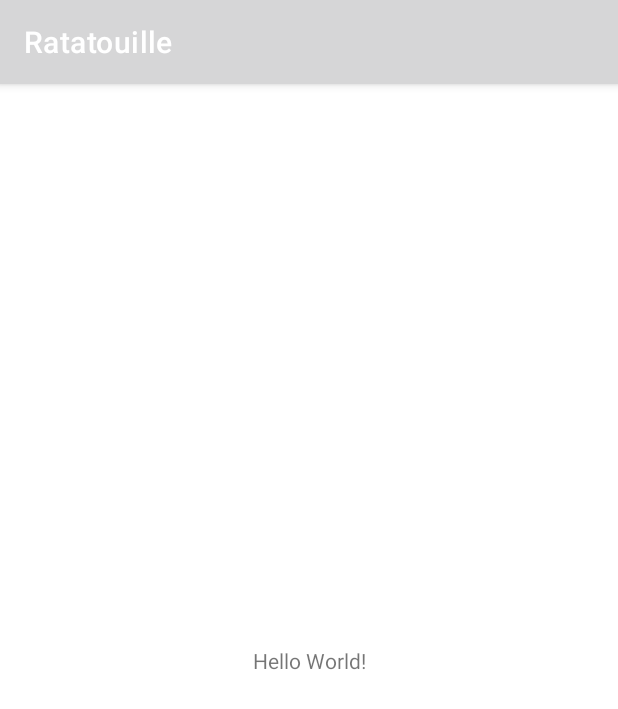
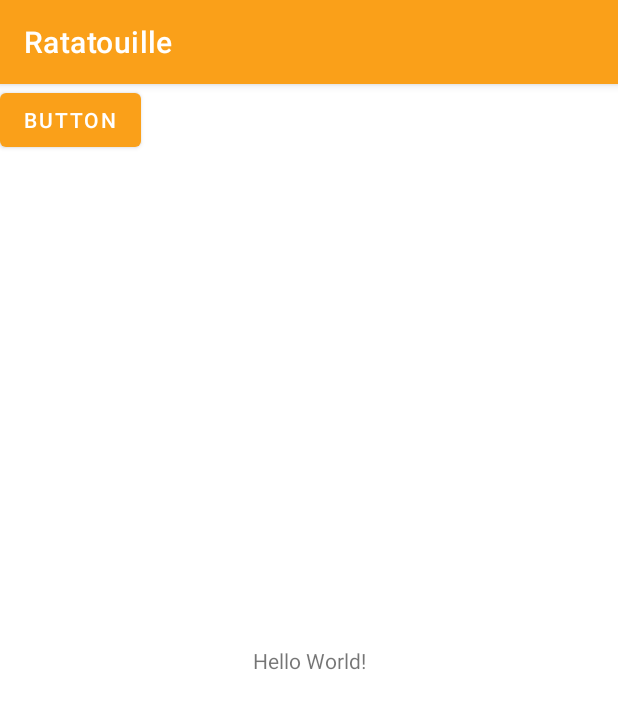
Before and after one commit to Chriss1618/ProgettoINGSW, an Android app: the screen it shows after launch (MainActivity), on a phone screen of 412 x 824 dp. Shown: the top 709 px of the screen. Run offline under Robolectric (Android 15) with nearby library versions, the phone set to English and light mode, and no system bars; 1 statement that could not run was skipped.

Commit message:
[Codice Android] Testing Standards

```diff
--- a/Codice/Android/Ratatouille/app/src/main/java/com/ratatouille/MainActivity.java
+++ b/Codice/Android/Ratatouille/app/src/main/java/com/ratatouille/MainActivity.java
@@ -3,7 +3,13 @@
 import androidx.appcompat.app.AppCompatActivity;
 
 import android.os.Bundle;
+import android.util.Log;
 import android.widget.Button;
+import android.widget.TextView;
+
+import org.w3c.dom.Text;
+
+import java.util.ArrayList;
 
 public class MainActivity extends AppCompatActivity {
     //SYSTEM
@@ -11,9 +17,8 @@
 
     //LAYOUT
     Button Button_Login;
-
+    TextView TextView_Testo;
     //FUNCTIONAL
-
 
     //OTHER...
 
@@ -22,6 +27,45 @@
         super.onCreate(savedInstanceState);
         setContentView(R.layout.activity_main);
 
+        PrepareData();
+
+        PrepareLayout();
+
+
+
+        Log.d(TAG, "onCreate: Hai creato la schermata");
     }
 
+
+
+    private void PrepareData() {
+
+    }
+
+    private void PrepareLayout() {
+        LinkLayout();
+        SetDataOnLayout();
+        SetActionsOfLayout();
+    }
+
+    private void LinkLayout() {
+        Button_Login    =       findViewById(R.id.button_login);
+        TextView_Testo  =       findViewById(R.id.text_view_testo);
+    }
+
+    private void SetDataOnLayout() {
+        TextView_Testo.setText(messaggio);
+    }
+
+    private void SetActionsOfLayout() {
+        Button_Login.setOnClickListener(View ->onButtonLogin());
+    }
+
+    //BUTTONS ACTIONS
+    private void onButtonLogin(){
+
+    }
+
+
+
 }
--- a/Codice/Android/Ratatouille/app/src/main/res/layout/activity_main.xml
+++ b/Codice/Android/Ratatouille/app/src/main/res/layout/activity_main.xml
@@ -7,6 +7,7 @@
     tools:context=".MainActivity">
 
     <TextView
+        android:id="@+id/text_view_testo"
         android:layout_width="wrap_content"
         android:layout_height="wrap_content"
         android:text="Hello World!"
@@ -15,4 +16,12 @@
         app:layout_constraintRight_toRightOf="parent"
         app:layout_constraintTop_toTopOf="parent" />
 
+    <Button
+        android:id="@+id/button_login"
+        android:layout_width="wrap_content"
+        android:layout_height="wrap_content"
+        android:text="Button"
+        app:layout_constraintStart_toStartOf="parent"
+        app:layout_constraintTop_toTopOf="parent" />
+
 </androidx.constraintlayout.widget.ConstraintLayout>
--- a/Codice/Android/Ratatouille/app/src/main/res/values-night/themes.xml
+++ b/Codice/Android/Ratatouille/app/src/main/res/values-night/themes.xml
@@ -2,13 +2,13 @@
     <!-- Base application theme. -->
     <style name="Theme.Ratatouille" parent="Theme.MaterialComponents.DayNight.DarkActionBar">
         <!-- Primary brand color. -->
-        <item name="colorPrimary">@color/purple_200</item>
-        <item name="colorPrimaryVariant">@color/purple_700</item>
-        <item name="colorOnPrimary">@color/black</item>
+        <item name="colorPrimary">@color/MainColor</item>
+        <item name="colorPrimaryVariant">@color/SoftBlack</item>
+        <item name="colorOnPrimary">@color/white</item>
         <!-- Secondary brand color. -->
         <item name="colorSecondary">@color/teal_200</item>
-        <item name="colorSecondaryVariant">@color/teal_200</item>
-        <item name="colorOnSecondary">@color/black</item>
+        <item name="colorSecondaryVariant">@color/teal_700</item>
+        <item name="colorOnSecondary">@color/SoftBlack</item>
         <!-- Status bar color. -->
         <item name="android:statusBarColor" tools:targetApi="l">?attr/colorPrimaryVariant</item>
         <!-- Customize your theme here. -->
--- a/Codice/Android/Ratatouille/app/src/main/res/values/themes.xml
+++ b/Codice/Android/Ratatouille/app/src/main/res/values/themes.xml
@@ -2,13 +2,13 @@
     <!-- Base application theme. -->
     <style name="Theme.Ratatouille" parent="Theme.MaterialComponents.DayNight.DarkActionBar">
         <!-- Primary brand color. -->
-        <item name="colorPrimary">@color/purple_500</item>
-        <item name="colorPrimaryVariant">@color/purple_700</item>
+        <item name="colorPrimary">@color/MainColor</item>
+        <item name="colorPrimaryVariant">@color/SoftBlack</item>
         <item name="colorOnPrimary">@color/white</item>
         <!-- Secondary brand color. -->
         <item name="colorSecondary">@color/teal_200</item>
         <item name="colorSecondaryVariant">@color/teal_700</item>
-        <item name="colorOnSecondary">@color/black</item>
+        <item name="colorOnSecondary">@color/SoftBlack</item>
         <!-- Status bar color. -->
         <item name="android:statusBarColor" tools:targetApi="l">?attr/colorPrimaryVariant</item>
         <!-- Customize your theme here. -->
```
